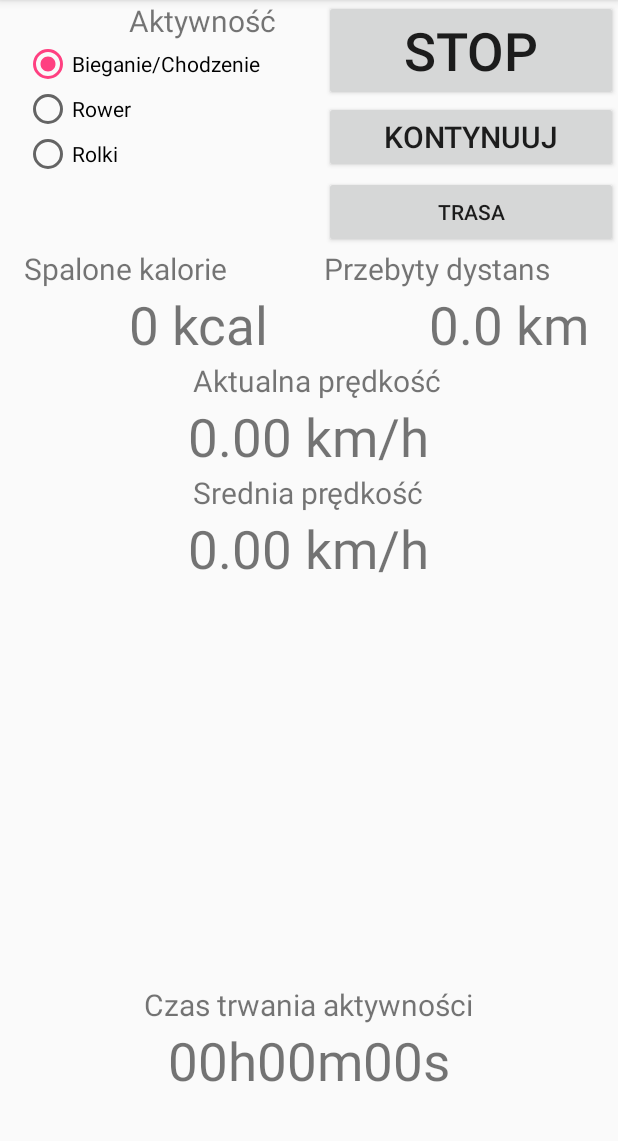
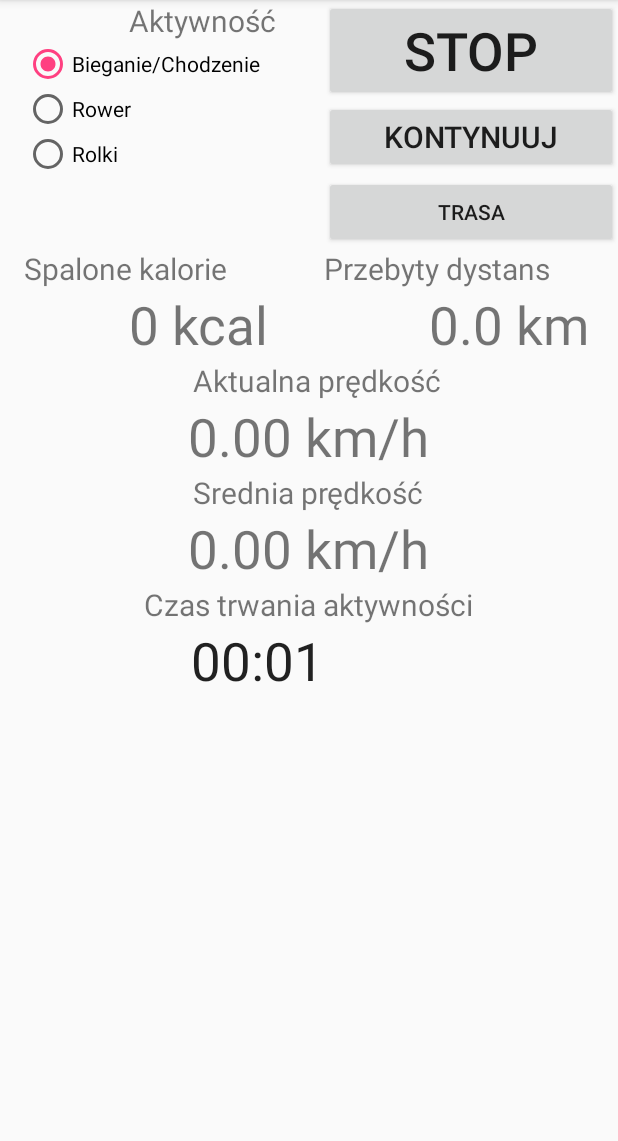
Before and after one commit to jakubr22/ActivityTracker, an Android app: the CaloriesCounterActivity screen opened directly, with no data from a screen before it, after a tap on "PAUZA", on a phone screen of 412 x 824 dp, the part 84-1225 px from its top. Run offline under Robolectric (Android 15) with nearby library versions, the phone set to English and light mode, and no system bars; 3 other taps on this screen came first.

```diff
--- a/app/src/main/java/com/example/kuba/activitytracker/CaloriesCounterActivity.java
+++ b/app/src/main/java/com/example/kuba/activitytracker/CaloriesCounterActivity.java
@@ -4,9 +4,11 @@ import android.content.Context;
 import android.content.Intent;
 import android.content.SharedPreferences;
 import android.os.Bundle;
+import android.os.SystemClock;
 import android.support.v7.app.AppCompatActivity;
 import android.view.View;
 import android.widget.Button;
+import android.widget.Chronometer;
 import android.widget.RadioButton;
 import android.widget.TextView;
 
@@ -27,6 +29,8 @@ public class CaloriesCounterActivity extends AppCompatActivity implements IActiv
     private SharedPreferences.Editor editor;
     private CaloriesData data = CaloriesData.getInstance();
     private int activityNumber = 0;
+    private Chronometer chronometer;
+    long timeWhenStopped =0;
 
     @Override
     protected void onCreate(Bundle savedInstanceState) {
@@ -37,6 +41,7 @@ public class CaloriesCounterActivity extends AppCompatActivity implements IActiv
         gps = GPS.getGPS();
         gps.addActivity(this);
         //data.clearData();
+        chronometer = (Chronometer)findViewById(R.id.chronometer);
         String weight = sharedPreferences.getString("weight", "");
 
         if (weight != "") {
@@ -73,9 +78,12 @@ public class CaloriesCounterActivity extends AppCompatActivity implements IActiv
                     lastKnownPosition = prev = i;
                 }
             }*/
+            chronometer.setBase(SystemClock.elapsedRealtime());
+            chronometer.start();
             show();
         } else {
             buttonLicz.setText("Start");
+            chronometer.stop();
             //gps.getHistoryActivity().add(data.getCalories(), data.getAverageSpeed(), data.getDistance(), data.getTime());
 
             if (((RadioButton) findViewById(R.id.radioButton3)).isChecked())
@@ -102,11 +110,16 @@ public class CaloriesCounterActivity extends AppCompatActivity implements IActiv
 
     public void activityPause(View view) {
         Button button = (Button) findViewById(R.id.pause);
+
         if (data.isPause()) {
             button.setText("Pauza");
+            chronometer.setBase(SystemClock.elapsedRealtime() + timeWhenStopped);
+            chronometer.start();
             data.setLastKnownPosition(new Point(gps.getLoc(), true));
         } else {
             button.setText("Kontynuuj");
+            timeWhenStopped = chronometer.getBase() - SystemClock.elapsedRealtime();
+            chronometer.stop();
             data.setLastKnownPosition(null);
         }
         gps.setLogHistory(data.isPause());
@@ -161,9 +174,9 @@ public class CaloriesCounterActivity extends AppCompatActivity implements IActiv
         TextView przebytyDystans = (TextView) findViewById(R.id.textView14);
         przebytyDystans.setText(String.format("%.1f", data.getDistance()) + " km");
 
-        TextView czasTrwania = (TextView) findViewById(R.id.textView15);
+        /*TextView czasTrwania = (TextView) findViewById(R.id.textView15);
         String czas = secondsToTimeFormat((int) data.getTime());
-        czasTrwania.setText(czas);
+        czasTrwania.setText(czas);*/
     }
 
     @Override
--- a/app/src/main/res/layout/activity_calories_counter.xml
+++ b/app/src/main/res/layout/activity_calories_counter.xml
@@ -62,7 +62,7 @@
         android:text="Czas trwania aktywności"
         android:id="@+id/textView10"
         android:textSize="20dp"
-        android:layout_above="@+id/textView15"
+        android:layout_below="@+id/textView13"
         android:layout_centerHorizontal="true" />
 
     <RadioGroup
@@ -134,16 +134,6 @@
         android:layout_toRightOf="@+id/textView12"
         android:layout_toEndOf="@+id/textView12" />
 
-    <TextView
-        android:layout_width="wrap_content"
-        android:layout_height="wrap_content"
-        android:text="00h00m00s"
-        android:id="@+id/textView15"
-        android:textSize="35dp"
-        android:layout_alignParentBottom="true"
-        android:layout_centerHorizontal="true"
-        android:layout_marginBottom="37dp" />
-
     <Button
         android:layout_width="wrap_content"
         android:layout_height="wrap_content"
@@ -183,4 +173,14 @@
         android:layout_toRightOf="@+id/radioGroup2"
         android:layout_toEndOf="@+id/radioGroup2" />
 
+    <Chronometer
+        android:layout_width="wrap_content"
+        android:layout_height="wrap_content"
+        android:id="@+id/chronometer"
+        android:format="%s"
+        android:textSize="35dp"
+        android:layout_below="@+id/textView10"
+        android:layout_toLeftOf="@+id/textView9"
+        android:layout_toStartOf="@+id/textView9" />
+
 </RelativeLayout>
```
Also changed, not shown: app/src/main/java/com/example/kuba/activitytracker/RecordedActivity.java (+4 -4 lines).
